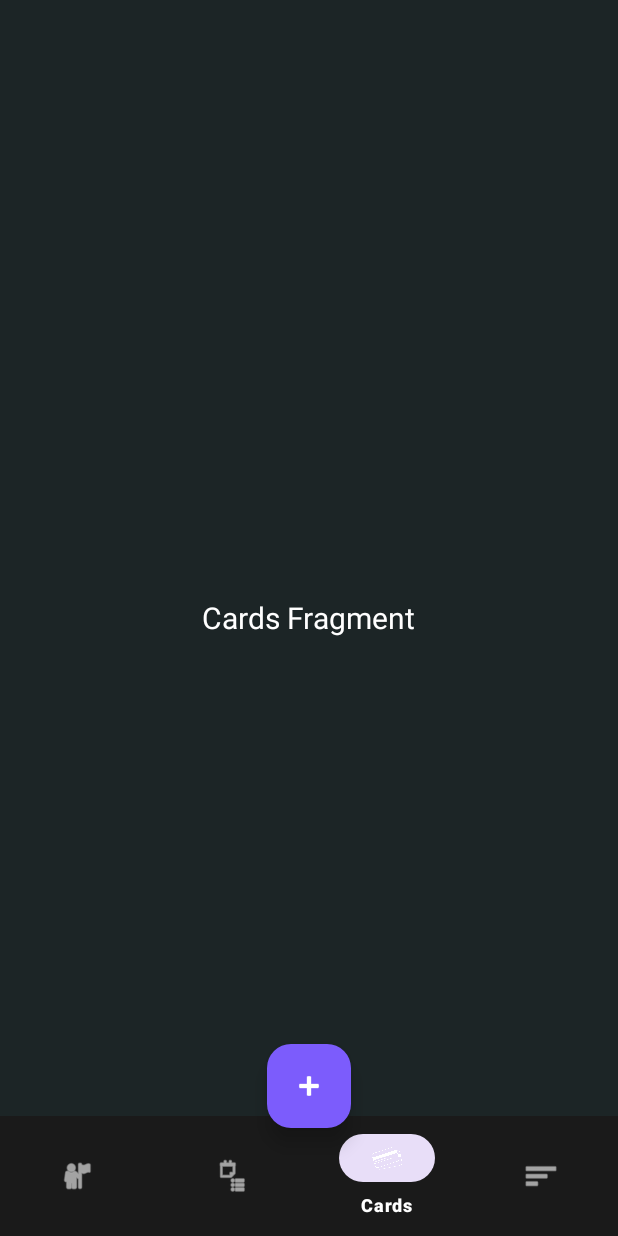
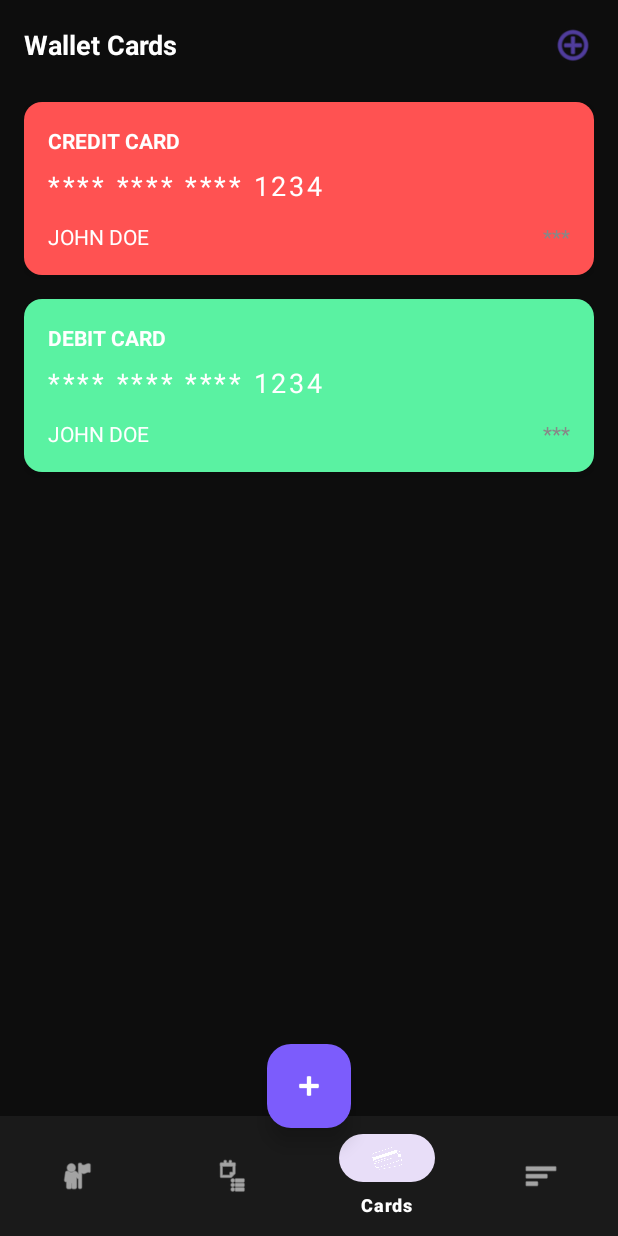
Before and after one commit to RomeshCG/finlog, an Android app: the screen it shows after launch (NavigationActivity), item 3 of the bottom bar chosen, on a phone screen of 412 x 824 dp. Run offline under Robolectric (Android 15) with nearby library versions, the phone set to English and light mode, and no system bars.

Commit message:
card section done

```diff
--- a/app/build.gradle.kts
+++ b/app/build.gradle.kts
@@ -1,6 +1,8 @@
 plugins {
     alias(libs.plugins.android.application)
     alias(libs.plugins.kotlin.android)
+
+
 }
 
 android {
@@ -46,6 +48,8 @@ dependencies {
     implementation(libs.material)
     implementation(libs.androidx.activity)
     implementation(libs.androidx.constraintlayout)
+    implementation(libs.androidx.navigation.fragment.ktx)
+    implementation(libs.androidx.navigation.ui.ktx)
     testImplementation(libs.junit)
     androidTestImplementation(libs.androidx.junit)
     androidTestImplementation(libs.androidx.espresso.core)
--- a/app/src/main/AndroidManifest.xml
+++ b/app/src/main/AndroidManifest.xml
@@ -11,6 +11,12 @@
         android:supportsRtl="true"
         android:theme="@style/Theme.Finlog"
         tools:targetApi="31">
+        <activity
+            android:name=".dialog_card_details"
+            android:exported="false" />
+        <activity
+            android:name=".item_card"
+            android:exported="false" />
         <activity
             android:name=".NavigationActivity"
             android:exported="false" />
--- /dev/null
+++ b/app/src/main/java/com/example/finlog/CardAdapter.kt
@@ -0,0 +1,41 @@
+package com.example.finlog
+
+import android.view.LayoutInflater
+import android.view.ViewGroup
+import androidx.recyclerview.widget.RecyclerView
+import com.example.finlog.databinding.ItemCardBinding
+
+class CardAdapter(
+    private val cards: List<Card>,
+    private val onCardClick: (Card) -> Unit
+) : RecyclerView.Adapter<CardAdapter.CardViewHolder>() {
+
+    override fun onCreateViewHolder(parent: ViewGroup, viewType: Int): CardViewHolder {
+        val binding = ItemCardBinding.inflate(LayoutInflater.from(parent.context), parent, false)
+        return CardViewHolder(binding)
+    }
+
+    override fun onBindViewHolder(holder: CardViewHolder, position: Int) {
+        holder.bind(cards[position])
+    }
+
+    override fun getItemCount(): Int = cards.size
+
+    inner class CardViewHolder(private val binding: ItemCardBinding) : RecyclerView.ViewHolder(binding.root) {
+        fun bind(card: Card) {
+            binding.cardType.text = card.type.uppercase()
+            // Mask the card number (show only last 4 digits)
+            val maskedNumber = "**** **** **** ${card.number.takeLast(4)}"
+            binding.cardNumber.text = maskedNumber
+            binding.cardHolderName.text = card.holderName
+            binding.cardCvv.text = "***" // Mask CVV
+            // Set background color based on card type
+            binding.root.backgroundTintList = when (card.type) {
+                "Credit Card" -> binding.root.context.getColorStateList(R.color.colorError)
+                "Debit Card" -> binding.root.context.getColorStateList(R.color.colorAccent)
+                else -> binding.root.context.getColorStateList(R.color.colorPrimary)
+            }
+            binding.root.setOnClickListener { onCardClick(card) }
+        }
+    }
+}
--- a/app/src/main/java/com/example/finlog/CardsFragment.kt
+++ b/app/src/main/java/com/example/finlog/CardsFragment.kt
@@ -5,12 +5,17 @@ import android.view.LayoutInflater
 import android.view.View
 import android.view.ViewGroup
 import androidx.fragment.app.Fragment
+import androidx.recyclerview.widget.LinearLayoutManager
+import androidx.recyclerview.widget.RecyclerView
 import com.example.finlog.databinding.FragmentCardsBinding
 
 class CardsFragment : Fragment() {
 
     private var _binding: FragmentCardsBinding? = null
     private val binding get() = _binding!!
+
+    private lateinit var dataManager: DataManager
+    private lateinit var cardAdapter: CardAdapter
 
     override fun onCreateView(
         inflater: LayoutInflater, container: ViewGroup?,
@@ -22,7 +27,36 @@ class CardsFragment : Fragment() {
 
     override fun onViewCreated(view: View, savedInstanceState: Bundle?) {
         super.onViewCreated(view, savedInstanceState)
-        binding.textView.text = "Cards Fragment"
+
+        dataManager = DataManager(requireContext())
+
+        setupRecyclerView()
+        setupAddCardButton()
+    }
+
+    private fun setupRecyclerView() {
+        cardAdapter = CardAdapter(dataManager.getCards()) { card ->
+            // Show card details dialog
+            val dialog = CardDetailsDialog.newInstance(card)
+            dialog.show(parentFragmentManager, "CardDetailsDialog")
+        }
+        binding.cardsRecyclerView.layoutManager = LinearLayoutManager(requireContext())
+        binding.cardsRecyclerView.adapter = cardAdapter as RecyclerView.Adapter<*>
+    }
+
+    private fun setupAddCardButton() {
+        binding.addCardIcon.setOnClickListener {
+            val dialog = AddCardDialog()
+            dialog.onCardAdded = { newCard ->
+                dataManager.addCard(newCard)
+                cardAdapter = CardAdapter(dataManager.getCards()) { card ->
+                    val detailDialog = CardDetailsDialog.newInstance(card)
+                    detailDialog.show(parentFragmentManager, "CardDetailsDialog")
+                }
+                binding.cardsRecyclerView.adapter = cardAdapter as RecyclerView.Adapter<*>
+            }
+            dialog.show(parentFragmentManager, "AddCardDialog")
+        }
     }
 
     override fun onDestroyView() {
--- a/app/src/main/java/com/example/finlog/DataManager.kt
+++ b/app/src/main/java/com/example/finlog/DataManager.kt
@@ -4,6 +4,7 @@ import android.content.Context
 import android.content.SharedPreferences
 import com.google.gson.Gson
 import com.google.gson.reflect.TypeToken
+import java.io.File
 import java.io.Serializable
 import java.text.SimpleDateFormat
 import java.util.Date
@@ -25,17 +26,33 @@ data class Record(
     val toAccount: String? = null
 ) : Serializable
 
+// Data class for a card
+data class Card(
+    val type: String,
+    val number: String,
+    val holderName: String,
+    val cvv: String,
+    val balance: Double
+) : Serializable
+
+// Data class for backup
+data class BackupData(
+    val records: List<Record>,
+    val cards: List<Card>
+)
+
 class DataManager(context: Context) {
 
     private val sharedPreferences: SharedPreferences =
         context.getSharedPreferences("FinLogPrefs", Context.MODE_PRIVATE)
     private val gson = Gson()
+    private val appContext = context
 
-    // List of accounts with initial balances
-    private val accounts = listOf(
-        Account("Total", 26000.00),
-        Account("Credit Card", 15000.00),
-        Account("Debit Card", 8000.00),
+    // List of accounts with initial balances (excluding card balances for now)
+    private val baseAccounts = listOf(
+        Account("Total", 0.00), // Will be updated dynamically
+        Account("Credit Card", 0.00),
+        Account("Debit Card", 0.00),
         Account("Cash", 3000.00)
     )
 
@@ -46,10 +63,18 @@ class DataManager(context: Context) {
         BudgetCategory("Fuel", 150.00, 500.00)
     )
 
+    // Initial cards
+    private val initialCards = listOf(
+        Card("Credit Card", "1234567890121234", "JOHN DOE", "123", 15000.00),
+        Card("Debit Card", "9876543210981234", "JOHN DOE", "456", 8000.00)
+    )
+
     // Keys for SharedPreferences
     companion object {
         private const val KEY_SELECTED_ACCOUNT = "selected_account"
         private const val KEY_RECORDS = "records"
+        private const val KEY_CARDS = "cards"
+        private const val BACKUP_FILE_NAME = "finlog_backup.json"
     }
 
     init {
@@ -63,15 +88,34 @@ class DataManager(context: Context) {
             )
             saveRecords(testRecords)
         }
+
+        // Add initial cards if none exist
+        val cards = getCards()
+        if (cards.isEmpty()) {
+            saveCards(initialCards)
+        }
     }
 
-    // Get all accounts
-    fun getAccounts(): List<Account> = accounts
+    // Get all accounts with updated balances
+    fun getAccounts(): List<Account> {
+        val cards = getCards()
+        val creditCardBalance = cards.filter { it.type == "Credit Card" }.sumOf { it.balance }
+        val debitCardBalance = cards.filter { it.type == "Debit Card" }.sumOf { it.balance }
+        val cashBalance = baseAccounts.find { it.name == "Cash" }?.balance ?: 0.00
+        val totalBalance = creditCardBalance + debitCardBalance + cashBalance
+
+        return listOf(
+            Account("Total", totalBalance),
+            Account("Credit Card", creditCardBalance),
+            Account("Debit Card", debitCardBalance),
+            Account("Cash", cashBalance)
+        )
+    }
 
     // Get the currently selected account from SharedPreferences
     fun getSelectedAccount(): Account {
-        val selectedAccountName = sharedPreferences.getString(KEY_SELECTED_ACCOUNT, accounts[0].name)
-        return accounts.find { it.name == selectedAccountName } ?: accounts[0]
+        val selectedAccountName = sharedPreferences.getString(KEY_SELECTED_ACCOUNT, "Total")
+        return getAccounts().find { it.name == selectedAccountName } ?: getAccounts()[0]
     }
 
     // Set the selected account and save to SharedPreferences
@@ -123,4 +167,52 @@ class DataManager(context: Context) {
         val dateFormat = SimpleDateFormat("dd MMM yyyy", Locale.getDefault())
         return dateFormat.format(Date())
     }
+
+    // Get all cards from SharedPreferences
+    fun getCards(): List<Card> {
+        val cardsJson = sharedPreferences.getString(KEY_CARDS, null)
+        return if (cardsJson != null) {
+            val type = object : TypeToken<List<Card>>() {}.type
+            gson.fromJson(cardsJson, type) ?: emptyList()
+        } else {
+            emptyList()
+        }
+    }
+
+    // Add a card and save to SharedPreferences
+    fun addCard(card: Card) {
+        val cards = getCards().toMutableList()
+        cards.add(card)
+        saveCards(cards)
+    }
+
+    // Save cards
+    fun saveCards(cards: List<Card>) {
+        val cardsJson = gson.toJson(cards)
+        sharedPreferences.edit().putString(KEY_CARDS, cardsJson).apply()
+    }
+
+    // Create a backup of all data
+    fun createBackup() {
+        val backupData = BackupData(
+            records = getRecords(),
+            cards = getCards()
+        )
+        val backupJson = gson.toJson(backupData)
+        val backupFile = File(appContext.filesDir, BACKUP_FILE_NAME)
+        backupFile.writeText(backupJson)
+    }
+
+    // Restore data from a backup
+    fun restoreBackup() {
+        val backupFile = File(appContext.filesDir, BACKUP_FILE_NAME)
+        if (!backupFile.exists()) {
+            throw Exception("No backup file found")
+        }
+        val backupJson = backupFile.readText()
+        val type = object : TypeToken<BackupData>() {}.type
+        val backupData: BackupData = gson.fromJson(backupJson, type)
+        saveRecords(backupData.records)
+        saveCards(backupData.cards)
+    }
 }
--- a/app/src/main/res/layout/fragment_cards.xml
+++ b/app/src/main/res/layout/fragment_cards.xml
@@ -3,15 +3,40 @@
     android:layout_width="match_parent"
     android:layout_height="match_parent"
     android:orientation="vertical"
-    android:gravity="center"
-    android:background="#1C2526">
+    android:background="@color/colorBackground"
+    android:padding="16dp">
 
-    <TextView
-        android:id="@+id/text_view"
-        android:layout_width="wrap_content"
+    <!-- Header -->
+    <LinearLayout
+        android:layout_width="match_parent"
         android:layout_height="wrap_content"
-        android:text="Cards Fragment"
-        android:textSize="20sp"
-        android:textColor="@android:color/white" />
+        android:orientation="horizontal"
+        android:gravity="center_vertical"
+        android:layout_marginBottom="16dp">
+
+        <TextView
+            android:layout_width="0dp"
+            android:layout_height="wrap_content"
+            android:layout_weight="1"
+            android:text="@string/wallet_cards"
+            android:textColor="@color/colorOnSurface"
+            android:textSize="18sp"
+            android:textStyle="bold" />
+
+        <ImageView
+            android:id="@+id/add_card_icon"
+            android:layout_width="28dp"
+            android:layout_height="28dp"
+            android:src="@android:drawable/ic_menu_add"
+            android:tint="@color/colorPrimary"
+            android:contentDescription="@string/add_card" />
+    </LinearLayout>
+
+    <!-- RecyclerView for Cards -->
+    <androidx.recyclerview.widget.RecyclerView
+        android:id="@+id/cards_recycler_view"
+        android:layout_width="match_parent"
+        android:layout_height="match_parent"
+        android:layout_marginTop="8dp" />
 
 </LinearLayout>
--- /dev/null
+++ b/app/src/main/res/layout/item_card.xml
@@ -0,0 +1,53 @@
+<?xml version="1.0" encoding="utf-8"?>
+<LinearLayout xmlns:android="http://schemas.android.com/apk/res/android"
+    android:layout_width="match_parent"
+    android:layout_height="wrap_content"
+    android:orientation="vertical"
+    android:padding="16dp"
+    android:layout_marginBottom="16dp"
+    android:background="@drawable/gradient_background"
+    android:elevation="4dp">
+
+    <!-- Card Type -->
+    <TextView
+        android:id="@+id/card_type"
+        android:layout_width="wrap_content"
+        android:layout_height="wrap_content"
+        android:textColor="@color/colorOnSurface"
+        android:textSize="14sp"
+        android:textStyle="bold" />
+
+    <!-- Card Number -->
+    <TextView
+        android:id="@+id/card_number"
+        android:layout_width="wrap_content"
+        android:layout_height="wrap_content"
+        android:layout_marginTop="8dp"
+        android:textColor="@color/colorOnSurface"
+        android:textSize="18sp"
+        android:letterSpacing="0.1" />
+
+    <!-- Cardholder Name and CVV -->
+    <LinearLayout
+        android:layout_width="match_parent"
+        android:layout_height="wrap_content"
+        android:orientation="horizontal"
+        android:layout_marginTop="12dp"
+        android:gravity="center_vertical">
+
+        <TextView
+            android:id="@+id/card_holder_name"
+            android:layout_width="0dp"
+            android:layout_height="wrap_content"
+            android:layout_weight="1"
+            android:textColor="@color/colorOnSurface"
+            android:textSize="14sp" />
+
+        <TextView
+            android:id="@+id/card_cvv"
+            android:layout_width="wrap_content"
+            android:layout_height="wrap_content"
+            android:textColor="@color/colorGrayMedium"
+            android:textSize="14sp" />
+    </LinearLayout>
+</LinearLayout>
--- a/app/src/main/res/values/colors.xml
+++ b/app/src/main/res/values/colors.xml
@@ -26,4 +26,5 @@
     <!-- Others -->
     <color name="onboardingCard">#121212</color> <!-- Card-like surface -->
     <color name="transparentWhite">#99FFFFFF</color> <!-- Semi-transparent white -->
+    <color name="colorBackgroundLight">#2A2A2A</color>
 </resources>
--- a/build.gradle.kts
+++ b/build.gradle.kts
@@ -2,4 +2,6 @@
 plugins {
     alias(libs.plugins.android.application) apply false
     alias(libs.plugins.kotlin.android) apply false
+
+
 }
--- a/gradle/libs.versions.toml
+++ b/gradle/libs.versions.toml
@@ -10,6 +10,8 @@ material = "1.12.0"
 activity = "1.10.1"
 constraintlayout = "2.2.1"
 gson = "2.10.1"
+navigationFragmentKtx = "2.8.9"
+navigationUiKtx = "2.8.9"
 
 [libraries]
 androidx-core-ktx = { group = "androidx.core", name = "core-ktx", version.ref = "coreKtx" }
@@ -21,6 +23,8 @@ material = { group = "com.google.android.material", name = "material", version.r
 androidx-activity = { group = "androidx.activity", name = "activity", version.ref = "activity" }
 androidx-constraintlayout = { group = "androidx.constraintlayout", name = "constraintlayout", version.ref = "constraintlayout" }
 gson = { module = "com.google.code.gson:gson", version.ref = "gson" }
+androidx-navigation-fragment-ktx = { group = "androidx.navigation", name = "navigation-fragment-ktx", version.ref = "navigationFragmentKtx" }
+androidx-navigation-ui-ktx = { group = "androidx.navigation", name = "navigation-ui-ktx", version.ref = "navigationUiKtx" }
 
 [plugins]
 android-application = { id = "com.android.application", version.ref = "agp" }
```
Also changed, not shown: app/src/main/java/com/example/finlog/AddCardDialog.kt (added, +95 -0 lines), app/src/main/java/com/example/finlog/CardDetailsDialog.kt (added, +68 -0 lines), app/src/main/res/drawable/edit_text_background.xml (added, +8 -0 lines), app/src/main/res/drawable/ic_cards.xml (added, +9 -0 lines), app/src/main/res/drawable/ic_home.xml (added, +9 -0 lines), app/src/main/res/drawable/ic_menu.xml (added, +9 -0 lines), app/src/main/res/drawable/ic_records.xml (added, +9 -0 lines), app/src/main/res/layout/dialog_add_card.xml (added, +100 -0 lines), app/src/main/res/layout/dialog_card_details.xml (added, +59 -0 lines), app/src/main/res/values/strings.xml (+45 -0 lines).
